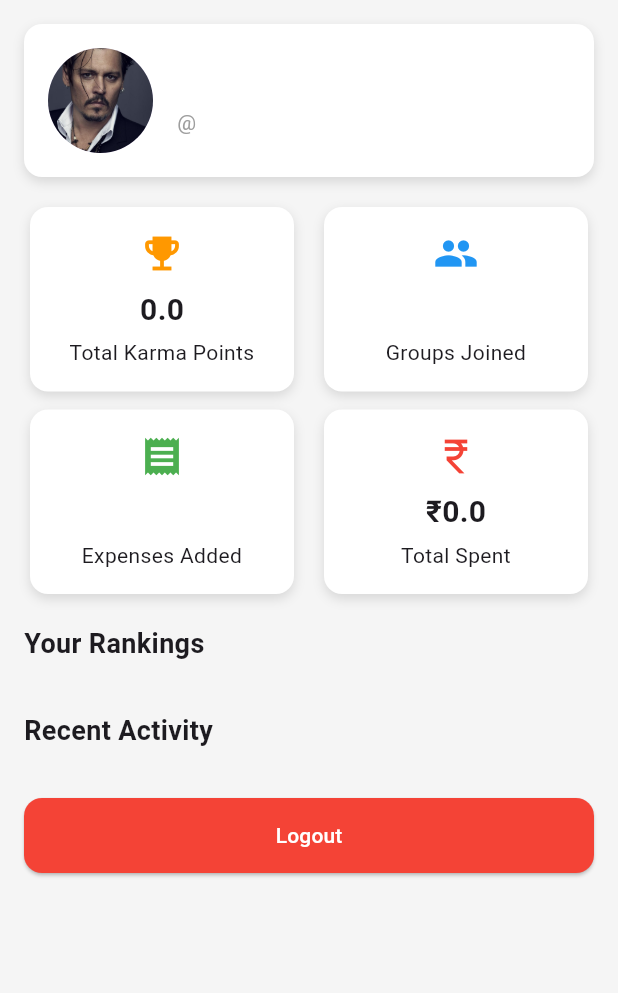
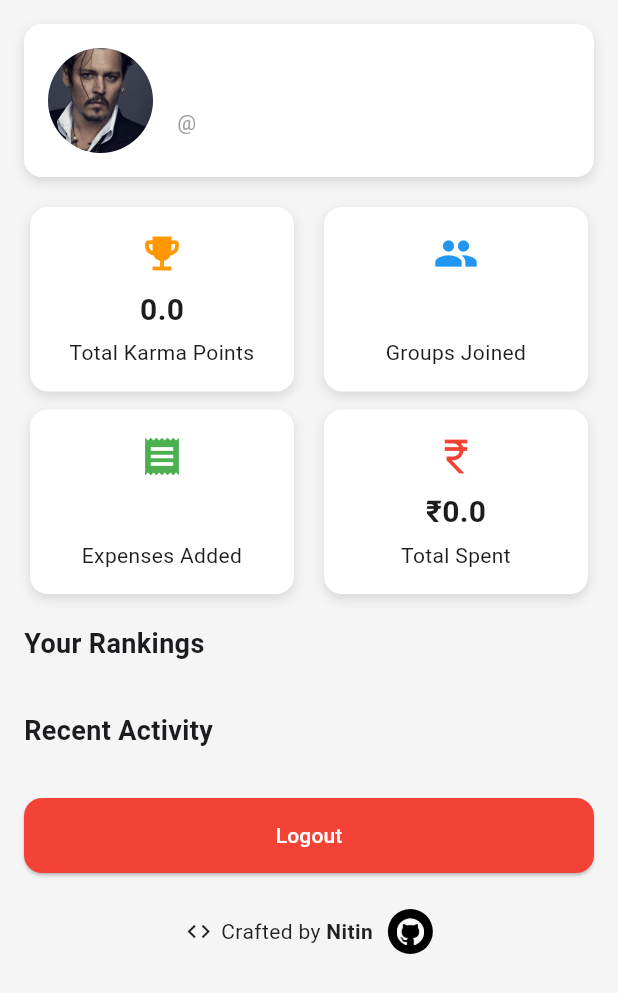
Before and after one commit to nitindavegit/Karma-Split, a Flutter app: the ProfilePage screen opened directly, on a phone screen of 412 x 824 dp. Shown: the top 993 px of the screen. Run offline on Flutter 3.47's test engine with Material 3 defaults, Android fonts, the phone set to English and light mode, and no system bars; our stand-ins replace cloud_firestore, firebase_auth, firebase_core, flutter_dotenv, flutter_image_compress, flutter_riverpod and 2 more; accounts and stored records are empty.

Commit message:
creator line

```diff
--- a/lib/pages/profile_page.dart
+++ b/lib/pages/profile_page.dart
@@ -1,6 +1,7 @@
 import 'package:flutter/material.dart';
 import 'package:cloud_firestore/cloud_firestore.dart';
 import 'package:firebase_auth/firebase_auth.dart';
+import 'package:url_launcher/url_launcher.dart';
 import 'package:karma_split/widgets/ranking_card.dart';
 import 'package:karma_split/widgets/recent_activity_card.dart';
 import 'package:karma_split/widgets/stat_card.dart';
@@ -278,6 +279,11 @@ class _ProfilePageState extends State<ProfilePage> {
                       ),
                       child: const Text("Logout"),
                     ),
+
+                    const SizedBox(height: 24),
+
+                    // APP CREDITS SECTION
+                    _buildCreditsSection(),
                   ],
                 ),
               ),
@@ -400,6 +406,55 @@ class _ProfilePageState extends State<ProfilePage> {
       ),
     );
   }
+
+  // APP CREDITS SECTION
+  // Replace your _buildCreditsSection() method with this:
+
+  static Widget _buildCreditsSection() {
+    return Center(
+      child: Row(
+        mainAxisSize: MainAxisSize.min,
+        children: [
+          const Icon(Icons.code, size: 18, color: Colors.black87),
+          const SizedBox(width: 6),
+          const Text(
+            "Crafted by ",
+            style: TextStyle(fontSize: 14, color: Colors.black87),
+          ),
+          const Text(
+            "Nitin",
+            style: TextStyle(
+              fontSize: 14,
+              fontWeight: FontWeight.w600,
+              color: Colors.black87,
+            ),
+          ),
+          const SizedBox(width: 10),
+
+          // GitHub Icon Button
+          InkWell(
+            borderRadius: BorderRadius.circular(20),
+            onTap: () async {
+              final Uri url = Uri.parse('https://github.com/nitindavegit');
+              await launchUrl(url, mode: LaunchMode.externalApplication);
+            },
+            child: Container(
+              padding: const EdgeInsets.all(6),
+              decoration: BoxDecoration(
+                color: Colors.black,
+                borderRadius: BorderRadius.circular(20),
+              ),
+              child: Image.asset(
+                'assets/images/github-mark-white.png',
+                width: 18,
+                height: 18,
+              ),
+            ),
+          ),
+        ],
+      ),
+    );
+  }
 }
 
 class ProfileData {
--- a/pubspec.yaml
+++ b/pubspec.yaml
@@ -53,6 +53,7 @@ dependencies:
   flutter_image_compress: ^2.3.0
   path_provider: ^2.1.5
   uuid: ^4.5.1
+  url_launcher: ^6.3.1
 
 dev_dependencies:
   flutter_test:
```
Also changed, not shown: assets/images/github-mark-white.png (added), assets/images/github-mark.svg (added), pubspec.lock, 5 other files.
